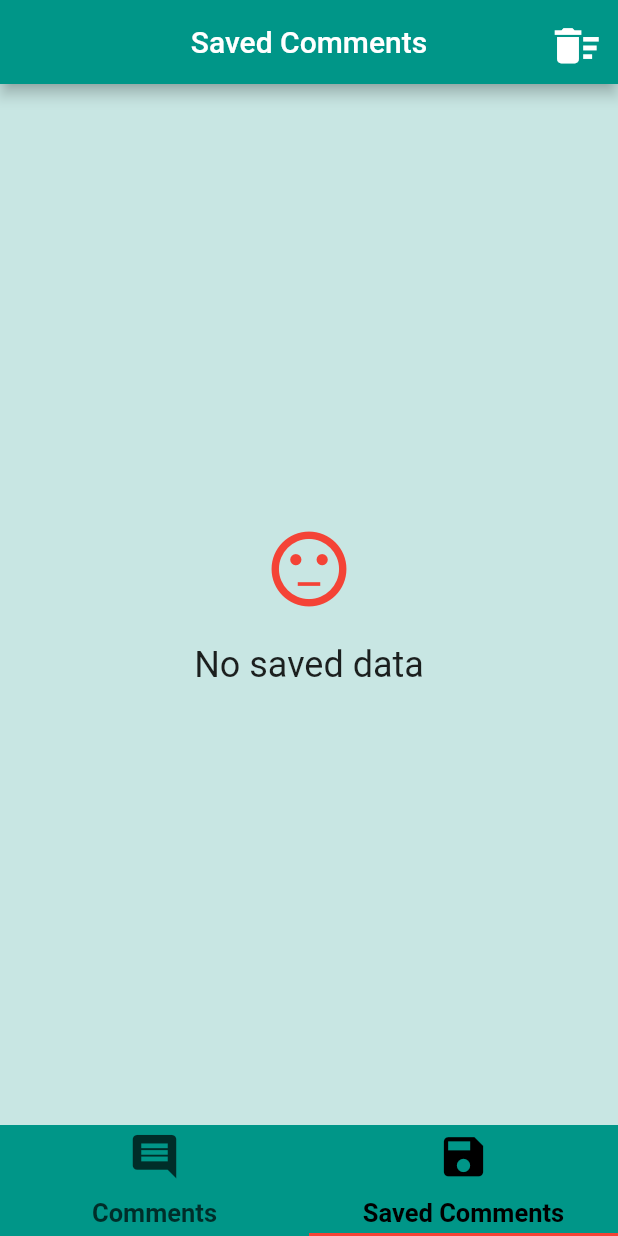
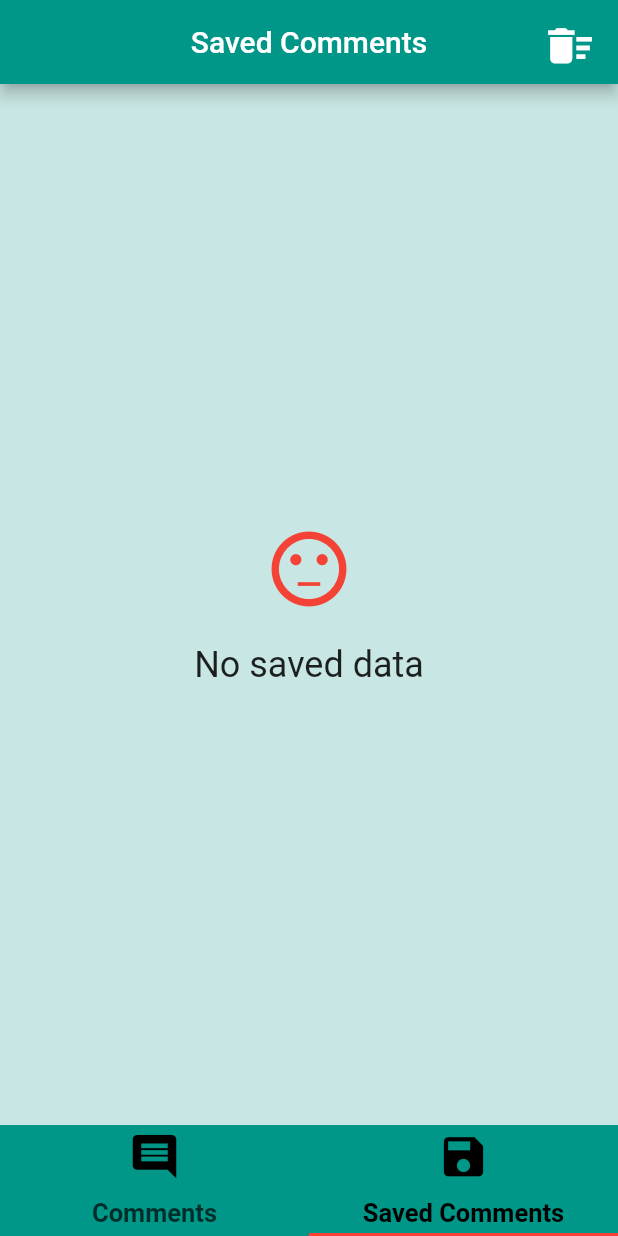
Before and after one commit to kadirbekar/flutter_hive_with_provider, a Flutter app: the screen it shows after launch, tab 2 chosen, on a phone screen of 412 x 824 dp. Run offline on Flutter 3.47's test engine with Material 2 defaults, Android fonts, the phone set to English and light mode, and no system bars; our stand-ins replace flutter_svg, google_fonts, hive, hive_flutter, shared_preferences; accounts and stored records are empty; network calls fail.

```diff
--- /dev/null
+++ b/lib/core/services/local_storage_servis.dart
@@ -0,0 +1,26 @@
+import 'package:shared_preferences/shared_preferences.dart';
+import 'package:hive_local_storage/core/consts/ui_text_helper.dart' as text;
+
+class LocalStorageService {
+  static LocalStorageService _instance;
+  static SharedPreferences _preferences;
+
+  /*it checks if this service class
+  used before or not it if is return first instance*/
+  static initialize() async {
+    if (_instance == null) {
+      _instance = LocalStorageService();
+    }
+    if (_preferences == null) {
+      _preferences = await SharedPreferences.getInstance();
+    }
+    return _instance;
+  }
+
+  static Future<void> setTheme(bool newValue) async {
+    return _preferences.setBool(text.themeValue, newValue);
+  }
+
+  //Get values with key
+  static bool get getThemeValue => _preferences.getBool(text.themeValue) ?? false;
+}
--- /dev/null
+++ b/lib/core/services/theme_servis.dart
@@ -0,0 +1,55 @@
+import 'package:flutter/cupertino.dart';
+import 'package:flutter/material.dart';
+
+import 'package:hive_local_storage/core/consts/ui_text_helper.dart' as text;
+import 'local_storage_servis.dart';
+
+class ThemeService with ChangeNotifier {
+  bool _getTheme = LocalStorageService.getThemeValue;
+
+  bool get getTheme => _getTheme;
+
+  //save new value into shared preferences with that way
+  //we won't lose our value for theme
+  set getTheme(bool value) {
+    _getTheme = value;
+    LocalStorageService.setTheme(value);
+    notifyListeners();
+  }
+
+  /*Assign own colors that you are gonna use when theme is changed*/
+  ThemeData darkTheme = ThemeData(
+    fontFamily: text.generalFontStyle,
+    brightness: Brightness.dark,
+    primarySwatch: Colors.red,
+    appBarTheme: AppBarTheme(
+      brightness: Brightness.dark,
+    ),
+    iconTheme: IconThemeData(
+      size: 38,
+      color: Colors.white,
+    ),
+    indicatorColor: Colors.orange,
+    accentColor: Colors.purple,
+    accentIconTheme: IconThemeData(
+      color: Colors.white,
+    ),
+  );
+
+  ThemeData lightTheme = ThemeData(
+    fontFamily: text.generalFontStyle,
+    brightness: Brightness.light,
+    primarySwatch: Colors.teal,
+    appBarTheme: AppBarTheme(
+      brightness: Brightness.light,
+    ),
+    iconTheme: IconThemeData(
+      size: 38,
+      color: Colors.black,
+    ),
+    accentColor: Colors.teal,
+    accentIconTheme: IconThemeData(
+      color: Colors.black,
+    ),
+  );
+}
--- a/lib/core/viewmodels/comment_vm.dart
+++ b/lib/core/viewmodels/comment_vm.dart
@@ -2,8 +2,9 @@ import 'dart:convert';
 
 import 'package:flutter/cupertino.dart';
 import 'package:hive/hive.dart';
-import 'package:hive_local_storage/core/models/commens.dart';
-import 'package:hive_local_storage/core/consts/consts.dart' as cons;
+
+import '../consts/consts.dart' as cons;
+import '../models/commens.dart';
 
 class CommentViewModel extends ChangeNotifier {
   List<Comments> _comments = [];
--- a/lib/main.dart
+++ b/lib/main.dart
@@ -1,12 +1,14 @@
 import 'dart:io';
 import 'package:flutter/material.dart';
-import 'package:google_fonts/google_fonts.dart';
 import 'package:hive/hive.dart';
 import 'package:hive_local_storage/core/viewmodels/comment_vm.dart';
-import 'package:hive_local_storage/ui/widgets/tabbar.dart';
+import 'package:hive_local_storage/ui/views/splash_screen.dart';
 import 'package:path_provider/path_provider.dart';
 import 'package:hive_local_storage/core/consts/consts.dart' as cons;
 import 'package:provider/provider.dart';
+
+import 'core/services/local_storage_servis.dart';
+import 'core/services/theme_servis.dart';
 
 Future<void> main() async {
   WidgetsFlutterBinding.ensureInitialized();
@@ -20,25 +22,42 @@ Future<void> main() async {
   //run hive
   await Hive.openBox<String>(cons.COMMENT_KEY);
 
+  //Initialize shared preferences
+  await LocalStorageService.initialize();
+
   runApp(MyApp());
 }
 
-class MyApp extends StatelessWidget {
+class MyApp extends StatefulWidget {
   const MyApp({Key key}) : super(key: key);
+
+  @override
+  _MyAppState createState() => _MyAppState();
+}
+
+class _MyAppState extends State<MyApp> {
+  //get instance of provider to reach its methods
+  ThemeService themeService = ThemeService();
+
+  //get value shared prefences and save into provider
+  void getThemeValue() {
+    themeService.getTheme = LocalStorageService.getThemeValue;
+  }
 
   @override
   Widget build(BuildContext context) {
     return MultiProvider(
       providers: [
         ChangeNotifierProvider<CommentViewModel>(create: (context) => CommentViewModel()),
+        ChangeNotifierProvider<ThemeService>(create: (context) => ThemeService()),
       ],
-      child: MaterialApp(
-        theme: ThemeData(
-          //set default font for entire app
-          textTheme: GoogleFonts.oxygenMonoTextTheme(),
+      child: Consumer<ThemeService>(
+        builder: (BuildContext context, ThemeService value, Widget child) =>
+            MaterialApp(
+          theme: value.getTheme == true ? value.darkTheme : value.lightTheme,
+          debugShowCheckedModeBanner: false,
+          home: SplashScreen(),
         ),
-        debugShowCheckedModeBanner: false,
-        home: TabbarWidget(),
       ),
     );
   }
--- a/lib/ui/widgets/comment_card.dart
+++ b/lib/ui/widgets/comment_card.dart
@@ -25,7 +25,7 @@ class CommentCard extends StatelessWidget {
       shape: RoundedRectangleBorder(
         borderRadius: BorderRadius.all(Radius.circular(15)),
       ),
-      color: this.backgroundColor,
+      //color: this.backgroundColor,
       child: ListTile(
         leading: CircleAvatar(
           child: Text(comment.postId.toString()),
```
Also changed, not shown: lib/core/consts/ui_text_helper.dart (added, +13 -0 lines), lib/ui/views/edit_comment.dart (+4 -3 lines), lib/ui/views/home_page.dart (+27 -5 lines), lib/ui/views/splash_screen.dart (added, +41 -0 lines), pubspec.yaml (+5 -2 lines), assets/images/splash_logo.png (added), assets/images/uygulama_icon.png (added), assets/svg/splash.svg (added), pubspec.lock, 1 other file.
